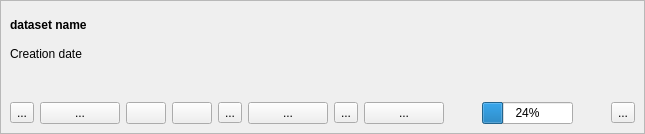
Old version of the form LDMP/gui/WidgetDatasetItem.ui in the repository ConservationInternational/trends.earth.
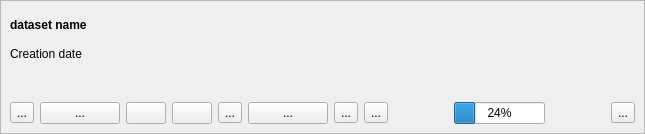
New version of the form.

Commit message: Fix button type

```diff
--- a/LDMP/gui/WidgetDatasetItem.ui
+++ b/LDMP/gui/WidgetDatasetItem.ui
@@ -168,7 +168,7 @@
          </widget>
         </item>
         <item>
-         <widget class="QPushButton" name="edit_tb">
+         <widget class="QToolButton" name="edit_tb">
           <property name="text">
            <string>...</string>
           </property>
```
The commit also changes 1 other file.
